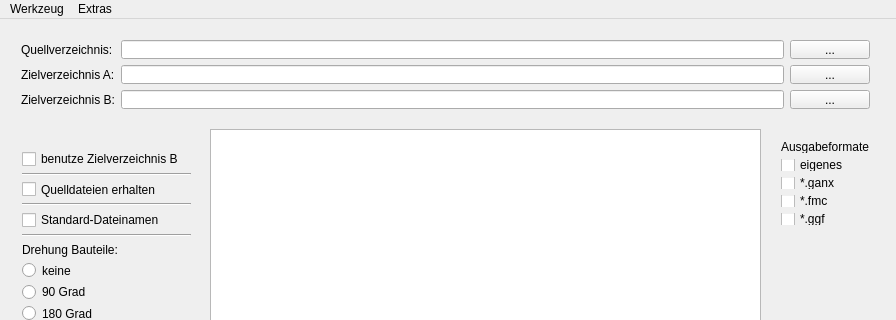
This is mainwindow.ui in TischlerWilly/postprozessor as Qt 5 draws it before an edit; both pictures show x 0 to 896 and y 0 to 320 of the 896 by 722 pixel window. The edited form follows.
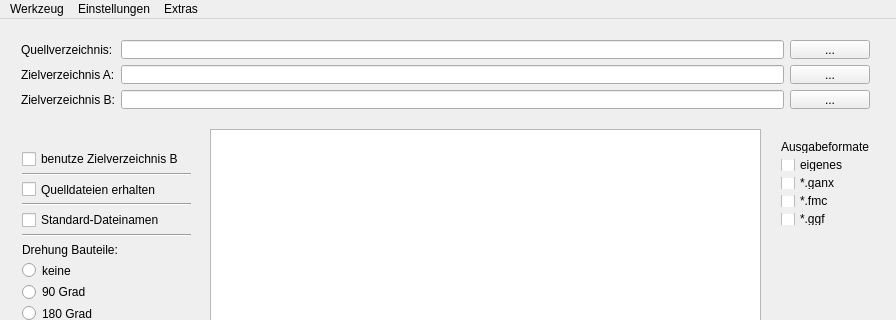
This is the edited form.

Commit message: ganx einstellungen und absolutmaßexport

Patch:
```diff
--- a/mainwindow.ui
+++ b/mainwindow.ui
@@ -459,9 +459,15 @@
      <string>Extras</string>
     </property>
     <addaction name="actionInfo"/>
+   </widget>
+   <widget class="QMenu" name="menuEinstellungen">
+    <property name="title">
+     <string>Einstellungen</string>
+    </property>
     <addaction name="actionStandard_Namen_anzeigen"/>
    </widget>
    <addaction name="menuWerkzeug"/>
+   <addaction name="menuEinstellungen"/>
    <addaction name="menuExtras"/>
   </widget>
   <action name="actionWerkzeug_ganx_anzeigen">
```
Left out of the diff: 8 changed lines with no effect on the pictures. The commit also changes 12 other files.
